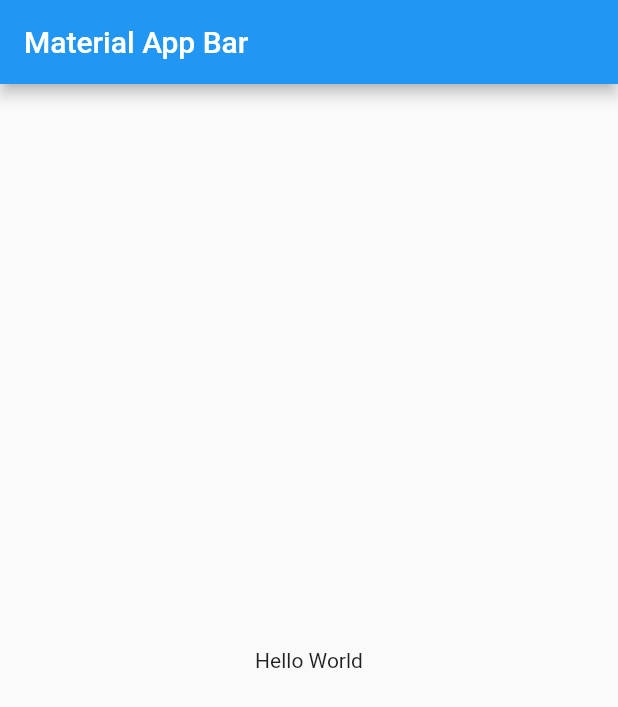
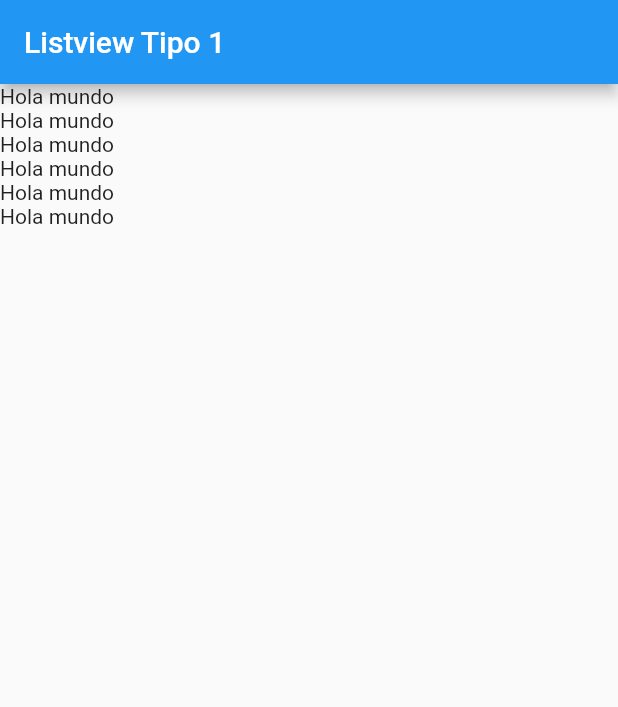
Before and after one commit to RichardWhiteG2/fl_components, a Flutter app: the screen it shows after launch, on a phone screen of 412 x 824 dp. Shown: the top 707 px of the screen. Run offline on Flutter 3.47's test engine with Material 2 defaults, Android fonts, the phone set to English and light mode, and no system bars.

Commit message:
Clase 64 completa

```diff
--- a/lib/main.dart
+++ b/lib/main.dart
@@ -1,3 +1,4 @@
+import 'package:fl_components/screens/listview1_screen.dart';
 import 'package:flutter/material.dart';
 
 void main() => runApp(const MyApp());
@@ -7,16 +8,10 @@ class MyApp extends StatelessWidget {
 
   @override
   Widget build(BuildContext context) {
-    return MaterialApp(
+    return const MaterialApp(
+      debugShowCheckedModeBanner: false,
       title: 'Material App',
-      home: Scaffold(
-        appBar: AppBar(
-          title: const Text('Material App Bar'),
-        ),
-        body: const Center(
-          child: Text('Hello World'),
-        ),
-      ),
+      home: Listview1Screen()
     );
   }
 }
--- /dev/null
+++ b/lib/screens/listview1_screen.dart
@@ -0,0 +1,25 @@
+import 'package:flutter/material.dart';
+
+class Listview1Screen extends StatelessWidget {
+
+  const Listview1Screen({Key? key}) : super(key: key);
+
+  @override
+  Widget build(BuildContext context) {
+    return  Scaffold(
+      appBar: AppBar(
+        title: const Text("Listview Tipo 1"),
+      ),
+      body:ListView(
+        children: const[
+          Text("Hola mundo"),
+          Text("Hola mundo"),
+          Text("Hola mundo"),
+          Text("Hola mundo"),
+          Text("Hola mundo"),
+          Text("Hola mundo"),
+        ],
+      ),
+    );
+  }
+}
```
